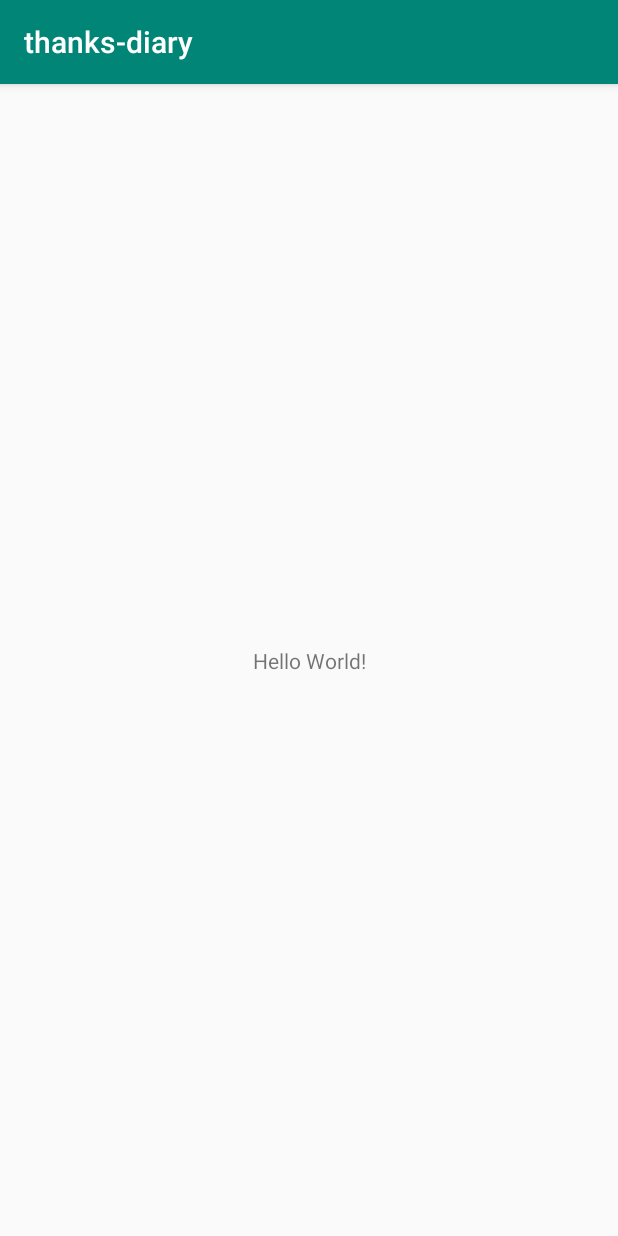
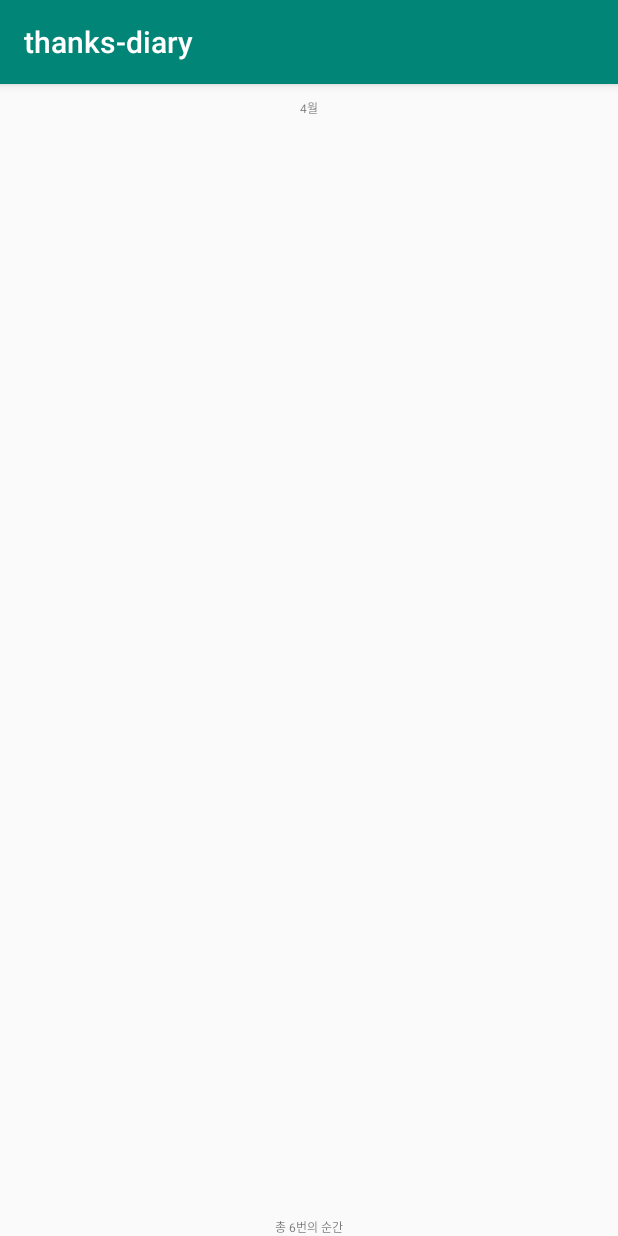
Before and after one commit to euzl/thanks-diary-android, an Android app: the screen it shows after launch (MainActivity), on a phone screen of 412 x 824 dp. Run offline under Robolectric (Android 15) with nearby library versions, the phone set to English and light mode, and no system bars.

Commit message:
[Issue #2] 메인화면 레이아웃 구성

```diff
--- a/app/src/main/res/layout/activity_main.xml
+++ b/app/src/main/res/layout/activity_main.xml
@@ -7,12 +7,40 @@
     tools:context=".MainActivity">
 
     <TextView
+        android:id="@+id/textView"
         android:layout_width="wrap_content"
         android:layout_height="wrap_content"
-        android:text="Hello World!"
-        app:layout_constraintBottom_toBottomOf="parent"
-        app:layout_constraintLeft_toLeftOf="parent"
-        app:layout_constraintRight_toRightOf="parent"
+        android:layout_marginTop="10dp"
+        android:text="4월"
+        android:textSize="@dimen/month_font_size"
+        app:layout_constraintBottom_toTopOf="@+id/scrollView2"
+        app:layout_constraintEnd_toEndOf="parent"
+        app:layout_constraintStart_toStartOf="parent"
         app:layout_constraintTop_toTopOf="parent" />
 
+    <ScrollView
+        android:id="@+id/scrollView2"
+        android:layout_width="match_parent"
+        android:layout_height="0dp"
+        app:layout_constraintBottom_toTopOf="@+id/textView2"
+        app:layout_constraintEnd_toEndOf="parent"
+        app:layout_constraintStart_toStartOf="parent"
+        app:layout_constraintTop_toBottomOf="@+id/textView">
+
+        <LinearLayout
+            android:layout_width="match_parent"
+            android:layout_height="wrap_content"
+            android:orientation="vertical" />
+    </ScrollView>
+
+    <TextView
+        android:id="@+id/textView2"
+        android:layout_width="wrap_content"
+        android:layout_height="wrap_content"
+        android:text="총 6번의 순간"
+        android:textSize="@dimen/total_font_size"
+        app:layout_constraintBottom_toBottomOf="parent"
+        app:layout_constraintEnd_toEndOf="parent"
+        app:layout_constraintStart_toStartOf="parent"
+        app:layout_constraintTop_toBottomOf="@+id/scrollView2" />
 </androidx.constraintlayout.widget.ConstraintLayout>
```
